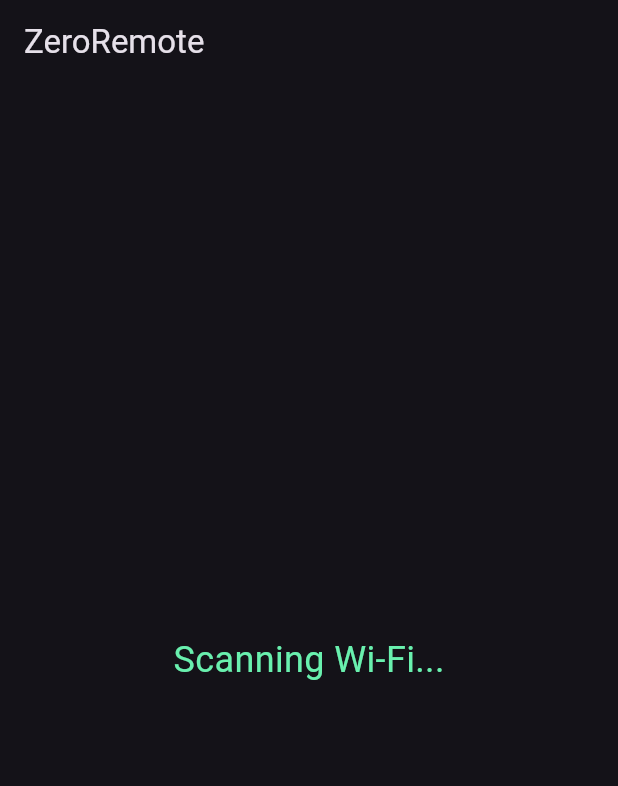
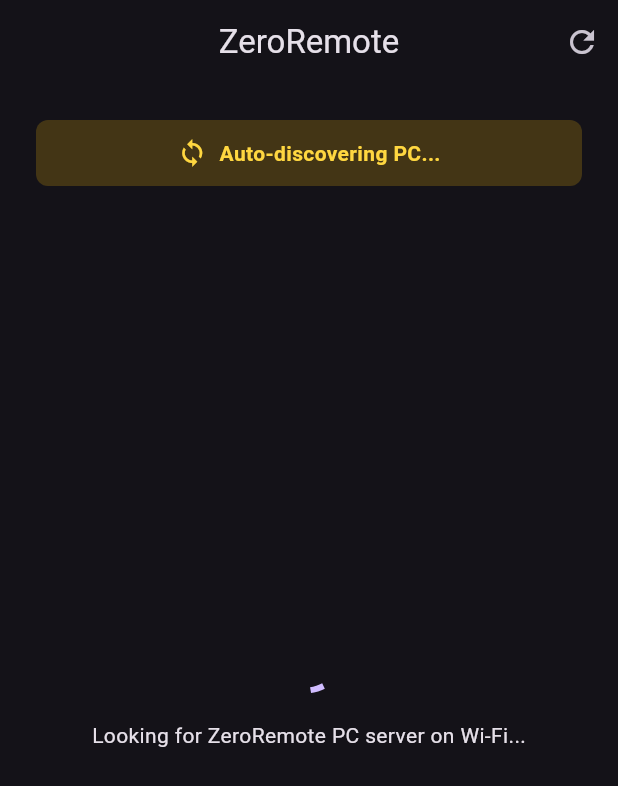
Before and after one commit to donuts420/ZeroRemote, a Flutter app: the screen it shows after launch, on a phone screen of 412 x 824 dp. Shown: the top 786 px of the screen. Run offline on Flutter 3.47's test engine with Material 3 defaults, Android fonts, the phone set to English and light mode, and no system bars.

Commit message:
Implement HTTP subnet auto-discovery and enable cleartext traffic

```diff
--- a/zero_remote_app/lib/main.dart
+++ b/zero_remote_app/lib/main.dart
@@ -13,32 +13,45 @@
   Widget build(BuildContext context) {
     return MaterialApp(
       title: 'ZeroRemote',
-      theme: ThemeData.dark(),
-      home: const ConnectionScreen(),
+      debugShowCheckedModeBanner: false,
+      theme: ThemeData.dark(useMaterial3: true),
+      home: const RemoteScreen(),
     );
   }
 }
 
-// 1. The StatefulWidget definition
-class ConnectionScreen extends StatefulWidget {
-  const ConnectionScreen({super.key});
+class RemoteScreen extends StatefulWidget {
+  const RemoteScreen({super.key});
 
   @override
-  State<ConnectionScreen> createState() => _ConnectionScreenState();
+  State<RemoteScreen> createState() => _RemoteScreenState();
 }
 
-// 2. The State logic definition
-class _ConnectionScreenState extends State<ConnectionScreen> {
+class _RemoteScreenState extends State<RemoteScreen> {
   final ServerDiscovery _discovery = ServerDiscovery();
   RemoteAPI? _api;
+  String _status = 'Auto-discovering PC...';
+  bool _isSearching = true;
 
   @override
   void initState() {
     super.initState();
+    _startAutoDiscovery();
+  }
+
+  void _startAutoDiscovery() {
+    setState(() {
+      _isSearching = true;
+      _status = 'Auto-discovering PC...';
+    });
+
     _discovery.startScanning(
-      onFound: (String ip, int port) {
+      onFound: (ip, port) {
+        if (!mounted) return;
         setState(() {
           _api = RemoteAPI(ip: ip, port: port);
+          _isSearching = false;
+          _status = 'Connected to $ip:$port';
         });
       },
     );
@@ -47,50 +60,98 @@
   @override
   Widget build(BuildContext context) {
     return Scaffold(
-      appBar: AppBar(title: const Text('ZeroRemote')),
-      body: Center(
-        child: _api == null
-            ? const Text(
-                "Scanning Wi-Fi...",
-                style: TextStyle(fontSize: 24, color: Colors.greenAccent),
-              )
-            : Column(
+      appBar: AppBar(
+        title: const Text('ZeroRemote'),
+        centerTitle: true,
+        actions: [
+          IconButton(
+            icon: const Icon(Icons.refresh),
+            onPressed: _startAutoDiscovery,
+          ),
+        ],
+      ),
+      body: SafeArea(
+        child: Padding(
+          padding: const EdgeInsets.all(24.0),
+          child: Column(
             mainAxisAlignment: MainAxisAlignment.center,
             children: [
-                  const Text(
-                    "Connected!",
-                    style: TextStyle(color: Colors.grey),
+              Container(
+                padding: const EdgeInsets.all(12),
+                decoration: BoxDecoration(
+                  color: _api != null
+                      ? Colors.green.withOpacity(0.2)
+                      : Colors.amber.withOpacity(0.2),
+                  borderRadius: BorderRadius.circular(8),
                 ),
-                  const SizedBox(height: 40),
+                child: Row(
+                  mainAxisAlignment: MainAxisAlignment.center,
+                  children: [
+                    Icon(
+                      _api != null ? Icons.check_circle : Icons.sync,
+                      color: _api != null
+                          ? Colors.greenAccent
+                          : Colors.amberAccent,
+                      size: 20,
+                    ),
+                    const SizedBox(width: 8),
+                    Text(
+                      _status,
+                      style: TextStyle(
+                        color: _api != null
+                            ? Colors.greenAccent
+                            : Colors.amberAccent,
+                        fontWeight: FontWeight.bold,
+                      ),
+                    ),
+                  ],
+                ),
+              ),
+              const Spacer(),
+              if (_isSearching && _api == null) ...[
+                const CircularProgressIndicator(),
+                const SizedBox(height: 20),
+                const Text('Looking for ZeroRemote PC server on Wi-Fi...'),
+              ] else if (_api != null) ...[
                 ElevatedButton(
                   onPressed: () => _api!.sendCommand('space'),
                   style: ElevatedButton.styleFrom(
-                      padding: const EdgeInsets.all(20),
+                    shape: const CircleBorder(),
+                    padding: const EdgeInsets.all(36),
+                    backgroundColor: Colors.blueAccent,
                   ),
-                    child: const Icon(Icons.play_arrow, size: 50),
+                  child: const Icon(
+                    Icons.play_arrow,
+                    size: 54,
+                    color: Colors.white,
                   ),
-                  const SizedBox(height: 30),
+                ),
+                const SizedBox(height: 48),
                 Row(
-                    mainAxisAlignment: MainAxisAlignment.center,
+                  mainAxisAlignment: MainAxisAlignment.spaceEvenly,
                   children: [
                     ElevatedButton(
                       onPressed: () => _api!.sendCommand('volume_down'),
                       style: ElevatedButton.styleFrom(
-                          padding: const EdgeInsets.all(15),
+                        shape: const CircleBorder(),
+                        padding: const EdgeInsets.all(24),
                       ),
-                        child: const Icon(Icons.volume_down, size: 40),
+                      child: const Icon(Icons.volume_down, size: 36),
                     ),
-                      const SizedBox(width: 30),
                     ElevatedButton(
                       onPressed: () => _api!.sendCommand('volume_up'),
                       style: ElevatedButton.styleFrom(
-                          padding: const EdgeInsets.all(15),
+                        shape: const CircleBorder(),
+                        padding: const EdgeInsets.all(24),
                       ),
-                        child: const Icon(Icons.volume_up, size: 40),
+                      child: const Icon(Icons.volume_up, size: 36),
                     ),
                   ],
                 ),
               ],
+              const Spacer(),
+            ],
+          ),
         ),
       ),
     );
```
Also changed, not shown: zero_remote_app/lib/network/api.dart (+12 -9 lines), zero_remote_app/lib/network/discovery.dart (+38 -28 lines), 2 other files. Lines whose indentation alone changed are shown as unchanged.
